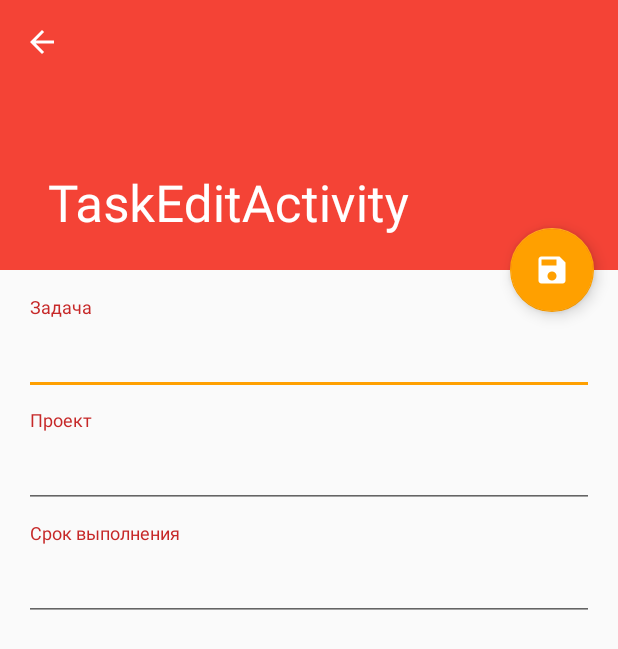
After one commit to Arab1997/task-manager, an Android app: the TaskEditActivity screen opened directly, with no data from a screen before it, on a phone screen of 412 x 824 dp. The commit adds this screen. Shown: the top 649 px of the screen. Run offline under Robolectric (Android 15) with nearby library versions, the phone set to English and light mode, and no system bars.

Commit message:
Add EditTaskActivity

```diff
--- a/app/src/main/AndroidManifest.xml
+++ b/app/src/main/AndroidManifest.xml
@@ -19,6 +19,10 @@
                 <category android:name="android.intent.category.LAUNCHER" />
             </intent-filter>
         </activity>
+        <activity
+            android:name=".presentation.activities.TaskEditActivity"
+            android:label="@string/title_activity_task_edit"
+            android:theme="@style/AppTheme.NoActionBar"></activity>
     </application>
 
 </manifest>
--- a/app/src/main/java/tk/esume/taskmanager/presentation/activities/MainActivity.kt
+++ b/app/src/main/java/tk/esume/taskmanager/presentation/activities/MainActivity.kt
@@ -10,6 +10,7 @@ import co.zsmb.materialdrawerkt.builders.drawer
 import co.zsmb.materialdrawerkt.draweritems.badgeable.primaryItem
 import co.zsmb.materialdrawerkt.draweritems.profile.profile
 import kotlinx.android.synthetic.main.activity_main.*
+import org.jetbrains.anko.startActivity
 import tk.esume.taskmanager.R
 
 class MainActivity : AppCompatActivity() {
@@ -21,7 +22,7 @@ class MainActivity : AppCompatActivity() {
 
         floatingActionButton.setOnClickListener { view ->
             Snackbar.make(view, "Replace with your own action", Snackbar.LENGTH_LONG)
-                    .setAction("Action", null).show()
+                    .setAction("Action", { startActivity<TaskEditActivity>() }).show()
         }
 
         drawer {
--- /dev/null
+++ b/app/src/main/java/tk/esume/taskmanager/presentation/activities/TaskEditActivity.kt
@@ -0,0 +1,37 @@
+package tk.esume.taskmanager.presentation.activities
+
+import android.os.Bundle
+import android.support.design.widget.Snackbar
+import android.support.v7.app.AppCompatActivity
+import android.view.MenuItem
+import kotlinx.android.synthetic.main.activity_task_edit.*
+
+import tk.esume.taskmanager.R
+
+class TaskEditActivity : AppCompatActivity() {
+
+    override fun onCreate(savedInstanceState: Bundle?) {
+        super.onCreate(savedInstanceState)
+        setContentView(R.layout.activity_task_edit)
+        setSupportActionBar(toolbar)
+
+        floatingActionButton.setOnClickListener { view ->
+            Snackbar.make(view, "Replace with your own action", Snackbar.LENGTH_LONG)
+                    .setAction("Action", null).show()
+        }
+
+        supportActionBar?.apply {
+            setHomeButtonEnabled(true)
+            setDisplayHomeAsUpEnabled(true)
+        }
+    }
+
+    override fun onOptionsItemSelected(item: MenuItem?): Boolean = when (item?.itemId) {
+        android.R.id.home -> {
+            finish()
+            true
+        }
+
+        else -> super.onOptionsItemSelected(item)
+    }
+}
--- /dev/null
+++ b/app/src/main/res/layout/activity_task_edit.xml
@@ -0,0 +1,46 @@
+<?xml version="1.0" encoding="utf-8"?>
+<android.support.design.widget.CoordinatorLayout xmlns:android="http://schemas.android.com/apk/res/android"
+    xmlns:app="http://schemas.android.com/apk/res-auto"
+    xmlns:tools="http://schemas.android.com/tools"
+    android:layout_width="match_parent"
+    android:layout_height="match_parent"
+    android:fitsSystemWindows="true"
+    tools:context="tk.esume.taskmanager.presentation.activities.TaskEditActivity">
+
+    <android.support.design.widget.AppBarLayout
+        android:id="@+id/app_bar"
+        android:layout_width="match_parent"
+        android:layout_height="@dimen/app_bar_height"
+        android:fitsSystemWindows="true"
+        android:theme="@style/AppTheme.AppBarOverlay">
+
+        <android.support.design.widget.CollapsingToolbarLayout
+            android:id="@+id/toolbar_layout"
+            android:layout_width="match_parent"
+            android:layout_height="match_parent"
+            android:fitsSystemWindows="true"
+            app:contentScrim="?attr/colorPrimary"
+            app:layout_scrollFlags="scroll|exitUntilCollapsed">
+
+            <android.support.v7.widget.Toolbar
+                android:id="@+id/toolbar"
+                android:layout_width="match_parent"
+                android:layout_height="?attr/actionBarSize"
+                app:layout_collapseMode="pin"
+                app:popupTheme="@style/AppTheme.PopupOverlay" />
+
+        </android.support.design.widget.CollapsingToolbarLayout>
+    </android.support.design.widget.AppBarLayout>
+
+    <include layout="@layout/content_task_edit" />
+
+    <android.support.design.widget.FloatingActionButton
+        android:id="@+id/floatingActionButton"
+        android:layout_width="wrap_content"
+        android:layout_height="wrap_content"
+        android:layout_margin="@dimen/fab_margin"
+        app:layout_anchor="@id/app_bar"
+        app:layout_anchorGravity="bottom|end"
+        app:srcCompat="@drawable/ic_save_white_24dp" />
+
+</android.support.design.widget.CoordinatorLayout>
--- /dev/null
+++ b/app/src/main/res/layout/content_task_edit.xml
@@ -0,0 +1,70 @@
+<?xml version="1.0" encoding="utf-8"?>
+<android.support.v4.widget.NestedScrollView xmlns:android="http://schemas.android.com/apk/res/android"
+    xmlns:app="http://schemas.android.com/apk/res-auto"
+    xmlns:tools="http://schemas.android.com/tools"
+    android:layout_width="match_parent"
+    android:layout_height="match_parent"
+    app:layout_behavior="@string/appbar_scrolling_view_behavior"
+    tools:context="tk.esume.taskmanager.presentation.activities.TaskEditActivity"
+    tools:showIn="@layout/activity_task_edit">
+
+    <LinearLayout
+        android:layout_width="match_parent"
+        android:layout_height="wrap_content"
+        android:layout_margin="16dp"
+        android:orientation="vertical">
+
+        <TextView
+            android:layout_width="match_parent"
+            android:layout_height="wrap_content"
+            android:layout_marginBottom="8dp"
+            android:layout_marginLeft="4dp"
+            android:textColor="@color/colorPrimaryDark"
+            android:textSize="12sp"
+            android:text="@string/task_hint" />
+
+        <EditText
+            android:layout_width="match_parent"
+            android:layout_height="wrap_content"
+            android:layout_marginBottom="8dp"
+            android:textColor="@color/firstTextColor"
+            android:textSize="16sp"
+            android:inputType="text" />
+
+        <TextView
+            android:layout_width="match_parent"
+            android:layout_height="wrap_content"
+            android:layout_marginBottom="8dp"
+            android:layout_marginLeft="4dp"
+            android:textColor="@color/colorPrimaryDark"
+            android:textSize="12sp"
+            android:text="@string/project_hint" />
+
+        <EditText
+            android:layout_width="match_parent"
+            android:layout_height="wrap_content"
+            android:layout_marginBottom="8dp"
+            android:textColor="@color/firstTextColor"
+            android:textSize="16sp"
+            android:inputType="none" />
+
+        <TextView
+            android:layout_width="match_parent"
+            android:layout_height="wrap_content"
+            android:layout_marginLeft="4dp"
+            android:layout_marginBottom="8dp"
+            android:textColor="@color/colorPrimaryDark"
+            android:textSize="12sp"
+            android:text="@string/due_date" />
+
+        <EditText
+            android:layout_width="match_parent"
+            android:layout_height="wrap_content"
+            android:layout_marginBottom="8dp"
+            android:textColor="@color/firstTextColor"
+            android:textSize="16sp"
+            android:inputType="none" />
+
+    </LinearLayout>
+
+</android.support.v4.widget.NestedScrollView>
--- a/app/src/main/res/values/dimens.xml
+++ b/app/src/main/res/values/dimens.xml
@@ -1,3 +1,5 @@
 <resources>
     <dimen name="fab_margin">16dp</dimen>
+    <dimen name="app_bar_height">180dp</dimen>
+    <dimen name="text_margin">16dp</dimen>
 </resources>
--- a/app/src/main/res/values/strings.xml
+++ b/app/src/main/res/values/strings.xml
@@ -7,4 +7,8 @@
     <string name="week_menu_item">Следующие 7 дней</string>
     <string name="projects_menu_item">Проекты</string>
     <string name="settings_menu_item">Настройки</string>
+    <string name="title_activity_task_edit">TaskEditActivity</string>
+    <string name="task_hint">Задача</string>
+    <string name="project_hint">Проект</string>
+    <string name="due_date">Срок выполнения</string>
 </resources>
```
Also changed, not shown: app/src/main/res/drawable-hdpi/ic_save_white_24dp.png (added), app/src/main/res/drawable-mdpi/ic_save_white_24dp.png (added), app/src/main/res/drawable-xhdpi/ic_save_white_24dp.png (added), app/src/main/res/drawable-xxhdpi/ic_save_white_24dp.png (added), app/src/main/res/drawable-xxxhdpi/ic_save_white_24dp.png (added).
